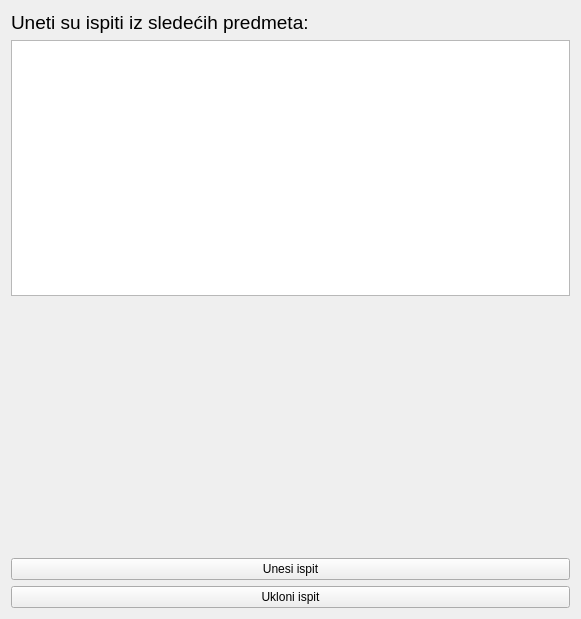
Old version of the form Planer/MatfPlaner/forms/ExamsOverview.ui in the repository stenjo1/MATF_Planner.
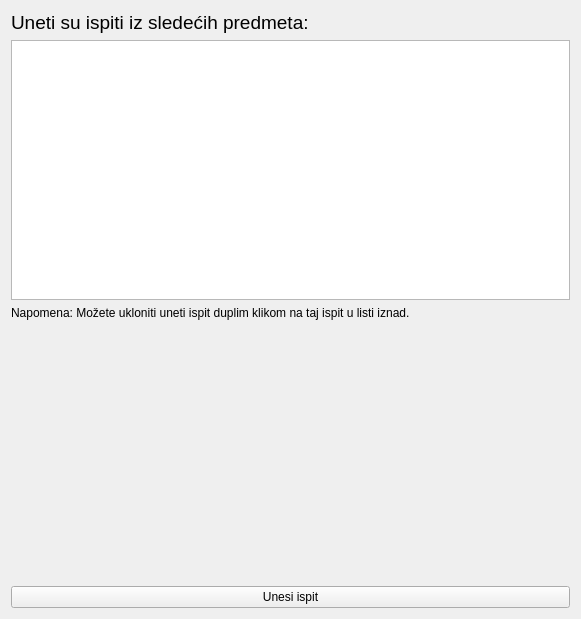
New version of the form.

What changed in the file:
```diff
--- a/Planer/MatfPlaner/forms/ExamsOverview.ui
+++ b/Planer/MatfPlaner/forms/ExamsOverview.ui
@@ -29,6 +29,13 @@
    <item>
     <widget class="QListWidget" name="listWidget"/>
    </item>
+   <item>
+    <widget class="QLabel" name="label_2">
+     <property name="text">
+      <string>Napomena: Možete ukloniti uneti ispit duplim klikom na taj ispit u listi iznad.</string>
+     </property>
+    </widget>
+   </item>
    <item>
     <spacer name="verticalSpacer">
      <property name="orientation">
@@ -49,13 +56,6 @@
      </property>
     </widget>
    </item>
-   <item>
-    <widget class="QPushButton" name="pbRemoveExam">
-     <property name="text">
-      <string>Ukloni ispit</string>
-     </property>
-    </widget>
-   </item>
   </layout>
  </widget>
  <resources/>
```
